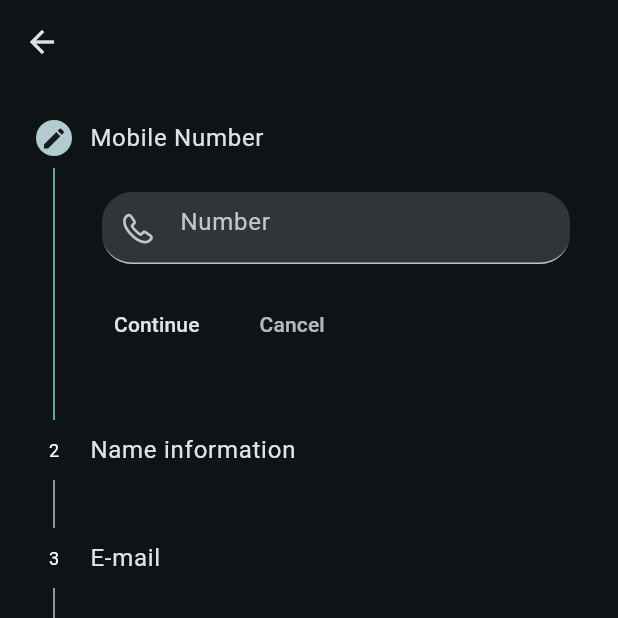
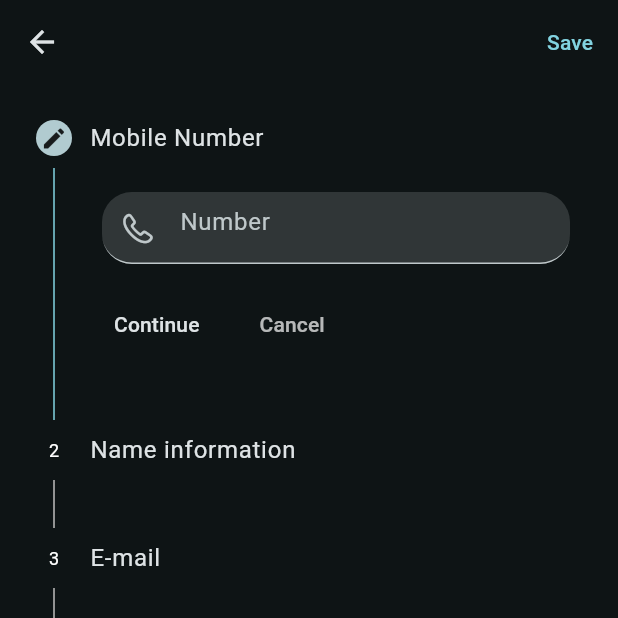
Before and after one commit to amishad7/CONTACT_APP, a Flutter app: the MainPage_ screen opened by its route, after a tap on the "dark mode" icon, after a tap on "Add", on a phone screen of 412 x 824 dp, the top half of it. Run offline on Flutter 3.47's test engine with Material 2 defaults, Android fonts, the light colour scheme and no system bars; our stand-ins replace google_fonts, image_picker, introduction_screen, share_plus, shared_preferences; accounts and stored records are empty; network calls fail.

Commit message:
Share Number and contatcs information & cope paste

```diff
--- a/lib/Utils/Global.dart
+++ b/lib/Utils/Global.dart
@@ -29,6 +29,11 @@ class Global {
     color: Colors.grey,
   );
 
+  static TextEditingController nameController = TextEditingController();
+  static TextEditingController l_nameController = TextEditingController();
+  static TextEditingController emailController = TextEditingController();
+  static TextEditingController numberController = TextEditingController();
+
   static XFile? img;
   static String? name;
   static String? email;
--- /dev/null
+++ b/lib/Views/Formview/Model/ContactDataModel.dart
@@ -0,0 +1,13 @@
+class ContactDataModel {
+  String mobileNumber;
+  String titleName;
+  String subTitleName;
+  String email;
+
+  ContactDataModel({
+    required this.email,
+    required this.mobileNumber,
+    required this.titleName,
+    required this.subTitleName,
+  });
+}
--- /dev/null
+++ b/lib/Views/Formview/provider/ContactDataModelProivder.dart
@@ -0,0 +1,16 @@
+import 'package:contact_app/Views/Formview/Model/ContactDataModel.dart';
+import 'package:flutter/cupertino.dart';
+
+class ContactDataProvider extends ChangeNotifier {
+  List<ContactDataModel> allContacts = [];
+
+  void createData({required ContactDataModel contactData}) {
+    allContacts.add(contactData);
+    notifyListeners();
+  }
+
+  void removeData({required ContactDataModel contactData}) {
+    allContacts.remove(contactData);
+    notifyListeners();
+  }
+}
--- a/lib/Views/Formview/view/second.dart
+++ b/lib/Views/Formview/view/second.dart
@@ -2,6 +2,8 @@ import 'dart:developer';
 import 'dart:io';
 
 import 'package:contact_app/Utils/Global.dart';
+import 'package:contact_app/Views/Formview/Model/ContactDataModel.dart';
+import 'package:contact_app/Views/Formview/provider/ContactDataModelProivder.dart';
 import 'package:contact_app/Views/Formview/provider/FormProvider.dart';
 import 'package:flutter/cupertino.dart';
 import 'package:flutter/material.dart';
@@ -20,18 +22,49 @@ class _Contacts_State extends State<Contacts_> {
     Global.currentIndexStep = Provider.of<FormProivder>(context).f.index;
 
     final _formKey = GlobalKey<FormState>();
+
     return Scaffold(
-      appBar: AppBar(),
-      body: Column(
-        children: [
-          Form(
+      appBar: AppBar(
+        actions: [
+          TextButton(
+            onPressed: () {
+              if (_formKey.currentState!.validate()) {
+                _formKey.currentState!.save();
+                Provider.of<FormProivder>(context, listen: false).f.index = 0;
+                ContactDataModel cData = ContactDataModel(
+                  email: Global.email!,
+                  mobileNumber: Global.number!,
+                  titleName: Global.name!,
+                  subTitleName: Global.l_name!,
+                );
+
+                Provider.of<ContactDataProvider>(context, listen: false)
+                    .createData(contactData: cData);
+
+                log("${Global.name}");
+                log("${Global.email}");
+                log("${Global.number}");
+                log("${Global.l_name}");
+
+                Navigator.pushReplacementNamed(context, 'Main');
+              }
+
+              Global.nameController.clear();
+              Global.l_nameController.clear();
+              Global.numberController.clear();
+              Global.emailController.clear();
+            },
+            child: const Text("Save"),
+          ),
+        ],
+      ),
+      body: Form(
         key: _formKey,
         child: Stepper(
           currentStep: Provider.of<FormProivder>(context).f.index,
           // stepIconBuilder: (stepIndex, stepState) => Icon(Icons.check),
           onStepContinue: () {
-                Provider.of<FormProivder>(context, listen: false)
-                    .ContinueStep();
+            Provider.of<FormProivder>(context, listen: false).ContinueStep();
             log("tapped");
             log("${Provider.of<FormProivder>(context).f.index}");
 
@@ -55,6 +88,7 @@ class _Contacts_State extends State<Contacts_> {
               content: Padding(
                 padding: const EdgeInsets.symmetric(horizontal: 8.0),
                 child: TextFormField(
+                  controller: Global.numberController,
                   keyboardType: TextInputType.phone,
                   onSaved: (newValue) {
                     Global.number = newValue;
@@ -92,12 +126,14 @@ class _Contacts_State extends State<Contacts_> {
                   : StepState.indexed,
               title: const Text("Name information"),
               content: Column(
+                mainAxisAlignment: MainAxisAlignment.spaceBetween,
                 children: [
                   Padding(
                     padding: const EdgeInsets.symmetric(
-                          horizontal: 8.0,
+                      horizontal: 7.0,
                     ),
                     child: TextFormField(
+                      controller: Global.nameController,
                       onSaved: (newValue) {
                         Global.name = newValue.toString();
                       },
@@ -105,6 +141,7 @@ class _Contacts_State extends State<Contacts_> {
                       decoration: const InputDecoration(
                         // contentPadding: EdgeInsets.only(),
                         filled: true,
+
                         border: UnderlineInputBorder(
                           borderRadius: BorderRadius.all(
                             Radius.circular(
@@ -118,10 +155,13 @@ class _Contacts_State extends State<Contacts_> {
                       ),
                     ),
                   ),
-                      SizedBox(height: 18),
+                  const SizedBox(height: 15),
                   Padding(
-                        padding: const EdgeInsets.symmetric(horizontal: 8.0),
+                    padding: const EdgeInsets.symmetric(
+                      horizontal: 8.0,
+                    ),
                     child: TextFormField(
+                      controller: Global.l_nameController,
                       onSaved: (newValue) {
                         Global.l_name = newValue;
                       },
@@ -155,6 +195,7 @@ class _Contacts_State extends State<Contacts_> {
               content: Padding(
                 padding: const EdgeInsets.symmetric(horizontal: 7.0),
                 child: TextFormField(
+                  controller: Global.emailController,
                   onSaved: (newValue) {
                     Global.email = newValue.toString();
                   },
@@ -185,8 +226,7 @@ class _Contacts_State extends State<Contacts_> {
               content: InkWell(
                 onTap: () async {
                   setState(() {});
-                      Provider.of<FormProivder>(context, listen: false)
-                          .pickImage();
+                  Provider.of<FormProivder>(context, listen: false).pickImage();
                 },
                 child: CircleAvatar(
                   radius: 90,
@@ -204,8 +244,6 @@ class _Contacts_State extends State<Contacts_> {
           ],
         ),
       ),
-        ],
-      ),
     );
   }
 }
--- a/lib/Views/HomeView/View/First.dart
+++ b/lib/Views/HomeView/View/First.dart
@@ -1,16 +1,20 @@
+import 'package:contact_app/Views/Formview/provider/ContactDataModelProivder.dart';
 import 'package:contact_app/Views/HomeView/Provider/ThemeProvider.dart';
 import 'package:flutter/cupertino.dart';
 import 'package:flutter/material.dart';
+import 'package:google_fonts/google_fonts.dart';
 import 'package:provider/provider.dart';
 
 class MainPage_ extends StatelessWidget {
-  const MainPage_({super.key});
+  MainPage_({super.key});
 
   @override
   Widget build(BuildContext context) {
+    final ContactData = Provider.of<ContactDataProvider>(context).allContacts;
+
     return Scaffold(
       appBar: AppBar(
-        title: const Text("Home", style: TextStyle(color: Colors.green)),
+        title: const Text("Home", style: TextStyle()),
         centerTitle: false,
         actions: [
           IconButton(
@@ -21,7 +25,6 @@ class MainPage_ extends StatelessWidget {
               (Provider.of<ThemeProvider>(context).m.isDark == false)
                   ? Icons.dark_mode
                   : Icons.sunny,
-              color: Colors.green,
             ),
           ),
         ],
@@ -32,20 +35,30 @@ class MainPage_ extends StatelessWidget {
         },
         icon: const Icon(
           CupertinoIcons.add,
-          color: Colors.white,
         ),
         label: const Text(
           "Add",
-          style: TextStyle(color: Colors.white),
+          style: TextStyle(),
         ),
       ),
       body: Container(
         width: double.infinity,
         height: double.infinity,
         child: Column(
-          mainAxisAlignment: MainAxisAlignment.center,
           children: [
-            Container(
+            Transform.translate(
+              offset: Offset(-70, 3),
+              child: Text(
+                "your Contacts",
+                style: GoogleFonts.poppins(
+                    fontSize: 34, fontWeight: FontWeight.bold),
+              ),
+            ),
+            SizedBox(height: 20),
+            Divider(),
+            (ContactData.isEmpty)
+                ? Center(
+                    child: Container(
                       height: 250,
                       decoration: const BoxDecoration(
                         shape: BoxShape.circle,
@@ -55,6 +68,25 @@ class MainPage_ extends StatelessWidget {
                         ),
                       ),
                     ),
+                  )
+                : Container(
+                    child: Card(
+                      child: ListTile(
+                        onTap: () {
+                          Navigator.pushNamed(context, 'subPage');
+                        },
+                        leading: CircleAvatar(),
+                        subtitle: Text(ContactData[0].mobileNumber),
+                        trailing: IconButton(
+                          onPressed: () {},
+                          icon: const Icon(
+                            Icons.call,
+                          ),
+                        ),
+                        title: Text(ContactData[0].titleName),
+                      ),
+                    ),
+                  ),
           ],
         ),
       ),
--- /dev/null
+++ b/lib/Views/ProfileView/Model/FavDataModel.dart
@@ -0,0 +1,5 @@
+class FavDataModel {
+  bool isFavourite;
+
+  FavDataModel({required this.isFavourite});
+}
--- a/lib/main.dart
+++ b/lib/main.dart
@@ -1,8 +1,11 @@
 import 'package:contact_app/Utils/Global.dart';
+import 'package:contact_app/Views/Formview/provider/ContactDataModelProivder.dart';
 import 'package:contact_app/Views/Formview/provider/FormProvider.dart';
 import 'package:contact_app/Views/HomeView/Provider/ThemeProvider.dart';
 import 'package:contact_app/Views/HomeView/View/First.dart';
 import 'package:contact_app/Views/Formview/view/second.dart';
+import 'package:contact_app/Views/ProfileView/Provider/FavDataProvider.dart';
+import 'package:contact_app/Views/ProfileView/view/ProfileView.dart';
 import 'package:flutter/material.dart';
 import 'package:provider/provider.dart';
 import 'package:shared_preferences/shared_preferences.dart';
@@ -22,9 +25,15 @@ void main() async {
         ListenableProvider<FormProivder>(
           create: (context) => FormProivder(),
         ),
+        ListenableProvider<FavDataProvider>(
+          create: (context) => FavDataProvider(),
+        ),
         ListenableProvider<ThemeProvider>(
           create: (context) => ThemeProvider(),
         ),
+        ListenableProvider<ContactDataProvider>(
+          create: (context) => ContactDataProvider(),
+        )
       ],
       builder: (context, _) => MaterialApp(
         debugShowCheckedModeBanner: false,
@@ -36,8 +45,9 @@ void main() async {
         initialRoute: (isVisited) ? 'Main' : '/',
         routes: {
           "/": (context) => const Introduction_Screen(),
-          "Main": (context) => const MainPage_(),
+          "Main": (context) => MainPage_(),
           "Create_": (context) => const Contacts_(),
+          "subPage": (context) => const ProfileView(),
         },
       ),
     ),
--- a/pubspec.yaml
+++ b/pubspec.yaml
@@ -37,10 +37,11 @@ dependencies:
   cupertino_icons: ^1.0.2
   google_fonts:
   image_picker:
-  carousel_slider:
   provider:
   introduction_screen:
   shared_preferences:
+  share_plus:
+  url_launcher:
 
 dev_dependencies:
   flutter_test:
```
Also changed, not shown: lib/Views/ProfileView/Provider/FavDataProvider.dart (added, +11 -0 lines), lib/Views/ProfileView/view/ProfileView.dart (added, +189 -0 lines), lib/Views/SplashView/View/INTRO_.dart (deleted, +0 -145 lines), pubspec.lock, 5 other files. Lines whose indentation alone changed are shown as unchanged.
